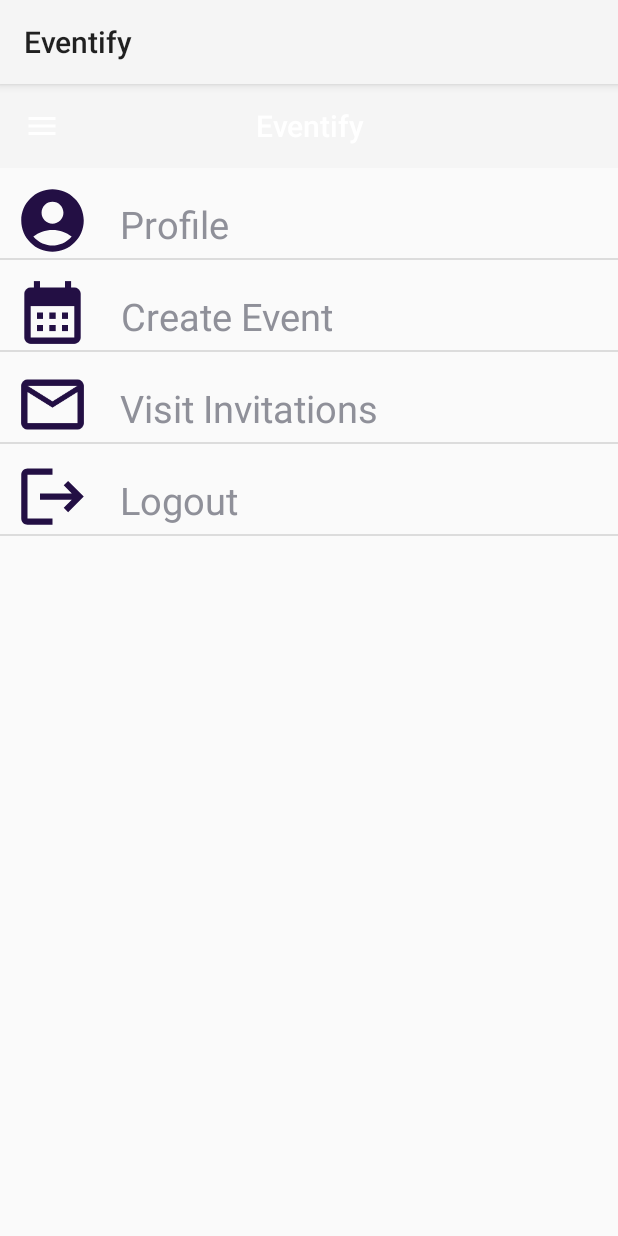
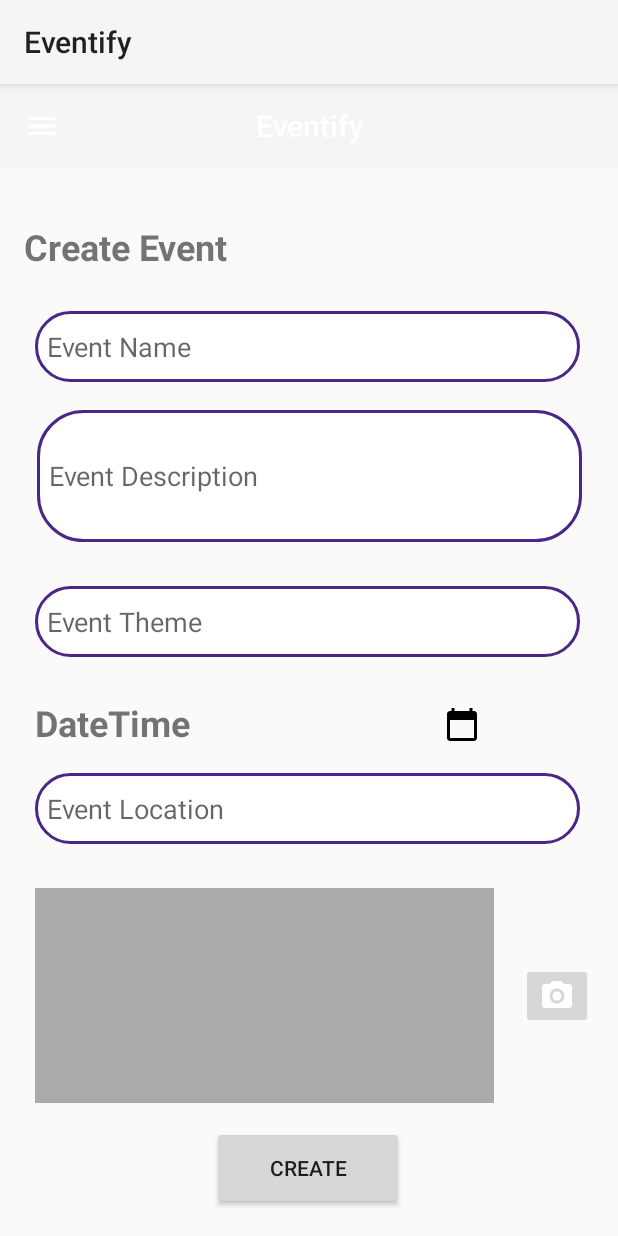
Before and after one commit to JyzPoohs/Eventify, an Android app: the SideMenuActivity screen opened directly, with no data from a screen before it, after a tap on "Create Event", on a phone screen of 412 x 824 dp. Run offline under Robolectric (Android 15) with nearby library versions, the phone set to English and light mode, and no system bars; our stand-ins replace Firebase (no records; nobody signed in at launch, a user with empty details on screens opened directly); 1 statement that could not run was skipped.

Commit message:
CreateEvent

```diff
--- /dev/null
+++ b/app/src/main/java/com/example/eventify/CreateEventActivity.java
@@ -0,0 +1,208 @@
+package com.example.eventify;
+
+import android.app.DatePickerDialog;
+import android.app.TimePickerDialog;
+import android.content.Intent;
+import android.graphics.Bitmap;
+import android.graphics.drawable.BitmapDrawable;
+import android.os.Bundle;
+import android.provider.MediaStore;
+import android.view.View;
+import android.widget.Button;
+import android.widget.DatePicker;
+import android.widget.EditText;
+import android.widget.ImageButton;
+import android.widget.ImageView;
+import android.widget.TextView;
+import android.widget.TimePicker;
+
+import androidx.appcompat.app.AppCompatActivity;
+
+import com.google.firebase.database.DatabaseReference;
+import com.google.firebase.database.FirebaseDatabase;
+import com.google.firebase.storage.FirebaseStorage;
+import com.google.firebase.storage.StorageReference;
+import com.google.firebase.storage.UploadTask;
+
+import java.io.ByteArrayOutputStream;
+import java.util.Calendar;
+
+public class CreateEventActivity extends AppCompatActivity {
+
+    private TextView dateTime;
+    private EditText etEventName;
+    private EditText etEventDescription;
+    private EditText etEventTheme;
+    private EditText etEventLocation;
+    private Button btnCreate;
+    private ImageButton btnSelectDateTime;
+    private ImageButton btnCapturePhoto;
+    private ImageView imageLocation;
+    private DatabaseReference databaseReference;
+    private StorageReference storageReference;
+    private static final int REQUEST_IMAGE_CAPTURE = 1;
+    private String imageUrl;
+    @Override
+    protected void onCreate(Bundle savedInstanceState) {
+        super.onCreate(savedInstanceState);
+        setContentView(R.layout.activity_create_invitation);
+
+        etEventName = findViewById(R.id.eventName);
+        etEventDescription = findViewById(R.id.eventDescription);
+        etEventTheme = findViewById(R.id.eventTheme);
+        etEventLocation = findViewById(R.id.Location);
+        dateTime = findViewById(R.id.dateTime);
+        btnSelectDateTime = findViewById(R.id.btnSelectDateTime);
+        imageLocation = findViewById(R.id.imageLocation);
+        btnCapturePhoto = findViewById(R.id.btnCapturePhoto);
+        btnCreate = findViewById(R.id.btnCreate);
+        FirebaseDatabase firebaseDatabase = FirebaseDatabase.getInstance();
+        databaseReference = firebaseDatabase.getReference("events");
+        FirebaseStorage firebaseStorage = FirebaseStorage.getInstance();
+        storageReference = firebaseStorage.getReference().child("event_images");
+        btnSelectDateTime.setOnClickListener(new View.OnClickListener() {
+            @Override
+            public void onClick(View v) {
+                showDateTimePicker();
+            }
+        });
+
+        btnCapturePhoto.setOnClickListener(new View.OnClickListener() {
+            @Override
+            public void onClick(View view) {
+                Intent takePictureIntent = new Intent(MediaStore.ACTION_IMAGE_CAPTURE);
+                if (takePictureIntent.resolveActivity(getPackageManager()) != null) {
+                    startActivityForResult(takePictureIntent, REQUEST_IMAGE_CAPTURE);
+                }
+            }
+        });
+
+        btnCreate.setOnClickListener(new View.OnClickListener() {
+            @Override
+            public void onClick(View v) {
+                String eventName = etEventName.getText().toString().trim();
+                String eventDescription = etEventDescription.getText().toString().trim();
+                String eventTheme = etEventTheme.getText().toString().trim();
+                String eventLocation = etEventLocation.getText().toString().trim();
+                String eventDateTime = dateTime.getText().toString().trim();
+
+                // Check if all fields are filled
+                if (!eventName.isEmpty() && !eventDescription.isEmpty() && !eventTheme.isEmpty() &&
+                        !eventLocation.isEmpty() && !eventDateTime.isEmpty()) {
+
+                    // Generate a unique key for the event
+                    String eventKey = databaseReference.child("events").push().getKey();
+
+                    // Store event data to Firebase Realtime Database
+                    storeEventData(eventKey, eventName, eventDescription, eventTheme, eventLocation, eventDateTime);
+
+                    // Capture the image as a Bitmap from ImageView
+                    Bitmap imageBitmap = ((BitmapDrawable) imageLocation.getDrawable()).getBitmap();
+
+                    // Upload the image to Firebase Storage
+                    uploadImageToStorage(eventKey, imageBitmap);
+
+                    Intent intent = new Intent(CreateEventActivity.this,EventDetailActivity.class);
+                    startActivity(intent);
+                } else {
+                    // Display a message or handle incomplete data
+                    // You may show a Toast or set an error message on the UI
+                }
+            }
+        });
+
+
+    }
+
+    private void showDateTimePicker() {
+        final Calendar calendar = Calendar.getInstance();
+        int year = calendar.get(Calendar.YEAR);
+        int month = calendar.get(Calendar.MONTH);
+        int day = calendar.get(Calendar.DAY_OF_MONTH);
+
+        DatePickerDialog datePickerDialog = new DatePickerDialog(
+                this,
+                new DatePickerDialog.OnDateSetListener() {
+                    @Override
+                    public void onDateSet(DatePicker view, int year, int month, int dayOfMonth) {
+                        String selectedDate = year + "-" + (month + 1) + "-" + dayOfMonth;
+                        showTimePicker(selectedDate);
+                    }
+                },
+                year, month, day);
+
+        datePickerDialog.show();
+    }
+
+    private void showTimePicker(final String selectedDate) {
+        final Calendar calendar = Calendar.getInstance();
+        int hour = calendar.get(Calendar.HOUR_OF_DAY);
+        int minute = calendar.get(Calendar.MINUTE);
+
+        TimePickerDialog timePickerDialog = new TimePickerDialog(
+                this,
+                new TimePickerDialog.OnTimeSetListener() {
+                    @Override
+                    public void onTimeSet(TimePicker view, int hourOfDay, int minute) {
+                        String selectedTime = hourOfDay + ":" + minute;
+                        dateTime.setText(selectedDate + " " + selectedTime);
+                    }
+                },
+                hour, minute, true);
+
+        timePickerDialog.show();
+    }
+
+    @Override
+    protected void onActivityResult(int requestCode, int resultCode, Intent data) {
+        super.onActivityResult(requestCode, resultCode, data);
+
+        if (requestCode == REQUEST_IMAGE_CAPTURE && resultCode == RESULT_OK) {
+            Bundle extras = data.getExtras();
+            Bitmap imageBitmap = (Bitmap) extras.get("data");
+            imageLocation.setImageBitmap(imageBitmap);
+        }
+    }
+
+    private void storeEventData(String eventKey, String eventName, String eventDescription, String eventTheme, String eventLocation, String eventDateTime) {
+        // Create an Event object
+        Event event = new Event(eventName, eventDescription, eventTheme, eventLocation, eventDateTime);
+
+        // Store the event in the database
+        databaseReference.child("events").child(eventKey).setValue(event);
+    }
+
+    private void uploadImageToStorage(String eventKey, Bitmap bitmap) {
+        // Create a StorageReference for the image
+        StorageReference imageRef = storageReference.child("event_images").child(eventKey + ".jpg");
+
+        // Convert the Bitmap to a byte array
+        ByteArrayOutputStream baos = new ByteArrayOutputStream();
+        bitmap.compress(Bitmap.CompressFormat.JPEG, 100, baos);
+        byte[] imageData = baos.toByteArray();
+
+        // Upload the byte array to Firebase Storage
+        UploadTask uploadTask = imageRef.putBytes(imageData);
+
+        uploadTask.addOnCompleteListener(task -> {
+            if (task.isSuccessful()) {
+                // Image uploaded successfully, get the download URL
+                imageRef.getDownloadUrl().addOnSuccessListener(uri -> {
+                    // Store the download URL in Firebase Realtime Database
+                    storeEventImage(eventKey, uri.toString());
+                });
+            } else {
+                // Handle unsuccessful upload
+            }
+        });
+    }
+
+    private void storeEventImage(String eventKey, String imageUrl) {
+        // Create an Event object with the image URL
+        Event event = new Event(imageUrl);
+
+        // Store the event in the database
+        databaseReference.child("events").child(eventKey).child("imageUrl").setValue(event.getImageUrl());
+    }
+
+}
--- a/app/src/main/java/com/example/eventify/SideMenuActivity.java
+++ b/app/src/main/java/com/example/eventify/SideMenuActivity.java
@@ -40,6 +40,10 @@ public class SideMenuActivity extends AppCompatActivity {
                     Intent intent = new Intent(SideMenuActivity.this, ProfileActivity.class);
                     startActivity(intent);
                 }
+                else if (position == 1){
+                    Intent intent = new Intent(SideMenuActivity.this, CreateEventActivity.class);
+                    startActivity(intent);
+                }
             }
         });
     }
--- /dev/null
+++ b/app/src/main/res/drawable/ic_calendar.xml
@@ -0,0 +1,10 @@
+<?xml version="1.0" encoding="utf-8"?>
+<vector xmlns:android="http://schemas.android.com/apk/res/android"
+    android:width="24dp"
+    android:height="24dp"
+    android:viewportWidth="24.0"
+    android:viewportHeight="24.0">
+    <path
+        android:fillColor="#000000"
+        android:pathData="M20 2H19V0H17V2H7V0H5V2H4C2.9 2 2 2.9 2 4V20C2 21.1 2.9 22 4 22H20C21.1 22 22 21.1 22 20V4C22 2.9 21.1 2 20 2zM20 20H4V8h16V20z"/>
+</vector>
--- /dev/null
+++ b/app/src/main/res/drawable/ic_camera.xml
@@ -0,0 +1,8 @@
+<?xml version="1.0" encoding="utf-8"?>
+<vector xmlns:android="http://schemas.android.com/apk/res/android"
+    android:height="24dp"
+    android:width="24dp"
+    android:viewportWidth="24"
+    android:viewportHeight="24">
+    <path android:fillColor="#fff" android:pathData="M4,4H7L9,2H15L17,4H20A2,2 0 0,1 22,6V18A2,2 0 0,1 20,20H4A2,2 0 0,1 2,18V6A2,2 0 0,1 4,4M12,7A5,5 0 0,0 7,12A5,5 0 0,0 12,17A5,5 0 0,0 17,12A5,5 0 0,0 12,7M12,9A3,3 0 0,1 15,12A3,3 0 0,1 12,15A3,3 0 0,1 9,12A3,3 0 0,1 12,9Z" />
+</vector>
--- /dev/null
+++ b/app/src/main/res/layout/activity_create_invitation.xml
@@ -0,0 +1,170 @@
+<?xml version="1.0" encoding="utf-8"?>
+<androidx.constraintlayout.widget.ConstraintLayout xmlns:android="http://schemas.android.com/apk/res/android"
+    xmlns:app="http://schemas.android.com/apk/res-auto"
+    xmlns:tools="http://schemas.android.com/tools"
+    android:layout_width="match_parent"
+    android:layout_height="match_parent"
+    tools:context=".CreateEventActivity">
+
+    <androidx.appcompat.widget.Toolbar
+        android:id="@+id/toolbar"
+        android:layout_width="match_parent"
+        android:layout_height="?attr/actionBarSize"
+        android:background="?attr/colorPrimary"
+        android:minHeight="?attr/actionBarSize"
+        android:theme="?attr/actionBarTheme"
+        app:navigationIcon="@drawable/baseline_side_menu_24"
+        app:title="@string/eventify"
+        app:titleMarginStart="115dp"
+        app:titleTextColor="@android:color/white"
+        tools:layout_editor_absoluteX="1dp"
+        tools:layout_editor_absoluteY="1dp" />
+
+    <TextView
+        android:id="@+id/createEvent"
+        android:layout_width="wrap_content"
+        android:layout_height="wrap_content"
+        android:text="Create Event"
+        android:textSize="24sp"
+        android:textStyle="bold"
+        app:layout_constraintBottom_toBottomOf="parent"
+        app:layout_constraintEnd_toEndOf="parent"
+        app:layout_constraintHorizontal_bias="0.058"
+        app:layout_constraintStart_toStartOf="parent"
+        app:layout_constraintTop_toTopOf="parent"
+        app:layout_constraintVertical_bias="0.125" />
+
+    <EditText
+        android:id="@+id/eventName"
+        android:layout_width="363dp"
+        android:layout_height="47dp"
+        android:autofillHints="Event Name"
+        android:background="@drawable/border"
+        android:drawablePadding="8dp"
+        android:hint="@string/event_name"
+        android:padding="8dp"
+        android:textColor="@color/black"
+        app:layout_constraintBottom_toBottomOf="parent"
+        app:layout_constraintEnd_toEndOf="parent"
+        app:layout_constraintHorizontal_bias="0.479"
+        app:layout_constraintStart_toStartOf="parent"
+        app:layout_constraintTop_toTopOf="parent"
+        app:layout_constraintVertical_bias="0.21" />
+
+    <EditText
+        android:id="@+id/eventDescription"
+        android:layout_width="363dp"
+        android:layout_height="88dp"
+        android:autofillHints="Event Description"
+        android:background="@drawable/border"
+        android:drawablePadding="8dp"
+        android:hint="@string/event_description"
+        android:padding="8dp"
+        android:textColor="@color/black"
+        app:layout_constraintBottom_toBottomOf="parent"
+        app:layout_constraintEnd_toEndOf="parent"
+        app:layout_constraintStart_toStartOf="parent"
+        app:layout_constraintTop_toTopOf="parent"
+        app:layout_constraintVertical_bias="0.32" />
+
+    <TextView
+        android:id="@+id/dateTime"
+        android:layout_width="wrap_content"
+        android:layout_height="wrap_content"
+        android:text="DateTime"
+        android:textSize="24sp"
+        android:textStyle="bold"
+        app:layout_constraintBottom_toBottomOf="parent"
+        app:layout_constraintEnd_toEndOf="parent"
+        app:layout_constraintHorizontal_bias="0.075"
+        app:layout_constraintStart_toStartOf="parent"
+        app:layout_constraintTop_toTopOf="parent"
+        app:layout_constraintVertical_bias="0.557" />
+
+
+    <ImageButton
+        android:id="@+id/btnSelectDateTime"
+        android:layout_width="43dp"
+        android:layout_height="44dp"
+        android:layout_marginTop="14dp"
+        android:layout_marginBottom="308dp"
+        android:background="?android:attr/selectableItemBackgroundBorderless"
+        android:src="@drawable/ic_calendar"
+        app:layout_constraintBottom_toBottomOf="parent"
+        app:layout_constraintEnd_toEndOf="parent"
+        app:layout_constraintHorizontal_bias="0.658"
+        app:layout_constraintStart_toEndOf="@+id/dateTime"
+        app:layout_constraintTop_toBottomOf="@+id/eventTheme" />
+
+    <ImageView
+        android:id="@+id/imageLocation"
+        android:layout_width="306dp"
+        android:layout_height="143dp"
+        android:background="@android:color/darker_gray"
+        android:scaleType="centerCrop"
+        app:layout_constraintBottom_toBottomOf="parent"
+        app:layout_constraintEnd_toEndOf="parent"
+        app:layout_constraintHorizontal_bias="0.219"
+        app:layout_constraintStart_toStartOf="parent"
+        app:layout_constraintTop_toTopOf="parent"
+        app:layout_constraintVertical_bias="0.858" />
+
+    <ImageButton
+        android:id="@+id/btnCapturePhoto"
+        android:layout_width="wrap_content"
+        android:layout_height="wrap_content"
+        android:src="@drawable/ic_camera"
+        app:layout_constraintBottom_toBottomOf="parent"
+        app:layout_constraintEnd_toEndOf="parent"
+        app:layout_constraintHorizontal_bias="0.955"
+        app:layout_constraintStart_toStartOf="parent"
+        app:layout_constraintTop_toTopOf="parent"
+        app:layout_constraintVertical_bias="0.809" />
+
+    <Button
+        android:id="@+id/btnCreate"
+        android:layout_width="128dp"
+        android:layout_height="56dp"
+        android:text="Create"
+        app:layout_constraintBottom_toBottomOf="parent"
+        app:layout_constraintEnd_toEndOf="parent"
+        app:layout_constraintHorizontal_bias="0.498"
+        app:layout_constraintStart_toStartOf="parent"
+        app:layout_constraintTop_toTopOf="parent"
+        app:layout_constraintVertical_bias="0.976" />
+
+    <EditText
+        android:id="@+id/eventTheme"
+        android:layout_width="363dp"
+        android:layout_height="47dp"
+        android:autofillHints="Event Name"
+        android:background="@drawable/border"
+        android:drawablePadding="8dp"
+        android:hint="@string/event_theme"
+        android:padding="8dp"
+        android:textColor="@color/black"
+        app:layout_constraintBottom_toBottomOf="parent"
+        app:layout_constraintEnd_toEndOf="parent"
+        app:layout_constraintHorizontal_bias="0.479"
+        app:layout_constraintStart_toStartOf="parent"
+        app:layout_constraintTop_toTopOf="parent"
+        app:layout_constraintVertical_bias="0.464" />
+
+    <EditText
+        android:id="@+id/Location"
+        android:layout_width="363dp"
+        android:layout_height="47dp"
+        android:autofillHints="Location Name"
+        android:background="@drawable/border"
+        android:drawablePadding="8dp"
+        android:hint="@string/event_location"
+        android:padding="8dp"
+        android:textColor="@color/black"
+        app:layout_constraintBottom_toBottomOf="parent"
+        app:layout_constraintEnd_toEndOf="parent"
+        app:layout_constraintHorizontal_bias="0.479"
+        app:layout_constraintStart_toStartOf="parent"
+        app:layout_constraintTop_toTopOf="parent"
+        app:layout_constraintVertical_bias="0.637" />
+
+</androidx.constraintlayout.widget.ConstraintLayout>
--- a/app/src/main/res/values/strings.xml
+++ b/app/src/main/res/values/strings.xml
@@ -13,4 +13,10 @@
     <string name="view_invitations">View Invitations</string>
     <string name="contact">Contact</string>
     <string name="edit_profile">Edit Profile</string>
+
+    <string name="event_name">Event Name</string>
+    <string name="event_description">Event Description</string>
+    <string name="event_theme">Event Theme</string>
+    <string name="event_location">Event Location</string>
+    event_location
 </resources>
```
Also changed, not shown: app/build.gradle.kts (+7 -0 lines), app/src/main/AndroidManifest.xml (+11 -0 lines), app/src/main/java/com/example/eventify/Event.java (added, +70 -0 lines), app/src/main/java/com/example/eventify/EventDetailActivity.java (added, +27 -0 lines), app/src/main/java/com/example/eventify/HomeActivity.java (+10 -1 lines), app/src/main/res/drawable/ic_description.xml (added, +12 -0 lines), app/src/main/res/drawable/ic_person.xml (added, +11 -0 lines), app/src/main/res/drawable/ic_theme.xml (added, +10 -0 lines), app/src/main/res/layout/activity_invitation_detail.xml (added, +146 -0 lines), 1 other file.
